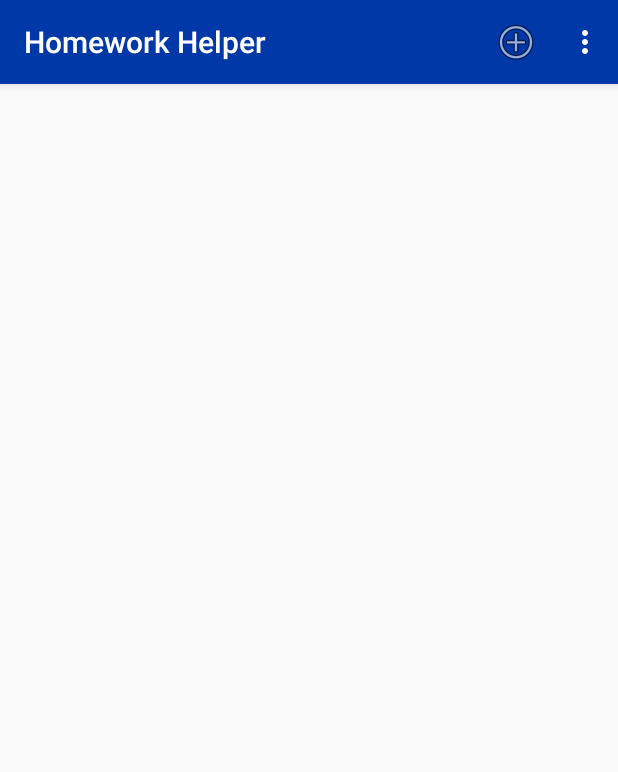
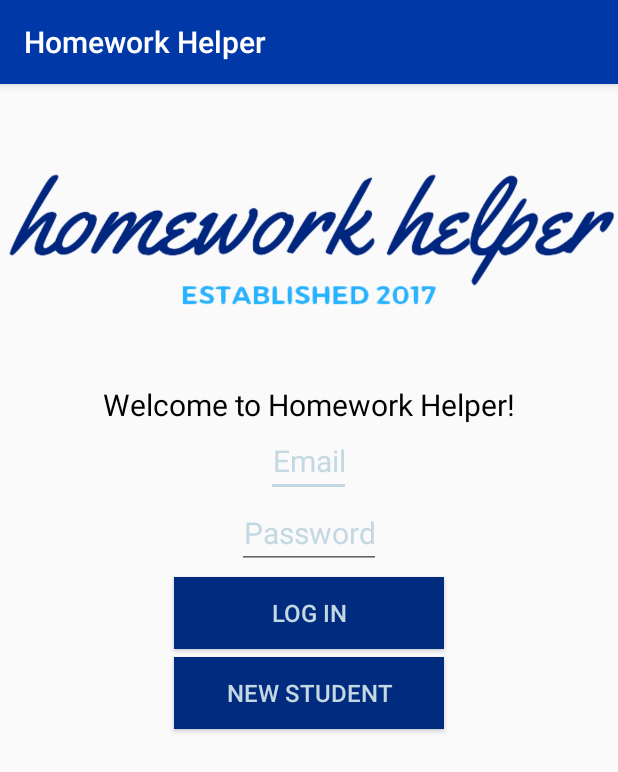
Before and after one commit to ba2364/FinalProject-BenjaminARachelM, an Android app: the screen it shows after launch (MainScreen before the commit, LogInScreen after it), on a phone screen of 412 x 824 dp. Shown: the top 772 px of the screen. Run offline under Robolectric (Android 15) with nearby library versions, the phone set to English and light mode, and no system bars; our stand-ins replace Firebase (no records; nobody signed in at launch, a user with empty details on screens opened directly).

Commit message:
Added Splash login activity. Changes made to the reading and writng of firebase so that it reads to the specific user profile. Added notes in Assignment Holder to do the Case Switch for the icons with the assignment

```diff
--- a/app/build.gradle
+++ b/app/build.gradle
@@ -36,4 +36,5 @@ dependencies {
 }
 
 
+
 apply plugin: 'com.google.gms.google-services'
--- a/app/src/main/java/com/ba2364/finalproject_benjaminarachelm/LogInScreen.java
+++ b/app/src/main/java/com/ba2364/finalproject_benjaminarachelm/LogInScreen.java
@@ -1,5 +1,6 @@
 package com.ba2364.finalproject_benjaminarachelm;
 
+import android.content.Intent;
 import android.os.Bundle;
 import android.support.annotation.NonNull;
 import android.support.v7.app.AppCompatActivity;
@@ -17,7 +18,8 @@ public class LogInScreen extends AppCompatActivity {
     private EditText usernameEnter;
     private EditText pwordEnter;
 
-    private FirebaseAuth mAuth;
+    private FirebaseAuth mAuth; // do we need = FirebaseAuth.getInstance();
+
 
     @Override
     protected void onCreate(Bundle savedInstanceState) {
@@ -27,7 +29,7 @@ public class LogInScreen extends AppCompatActivity {
         usernameEnter = (EditText) findViewById(R.id.usernameEnter);
         pwordEnter = (EditText) findViewById(R.id.pwordEnter);
 
-        mAuth = FirebaseAuth.getInstance();
+        mAuth = FirebaseAuth.getInstance(); // oh, its here, i dont know if it matters
     }
 
     public void logIn(View view) {
@@ -43,6 +45,7 @@ public class LogInScreen extends AppCompatActivity {
                         } else {
                             Toast.makeText(LogInScreen.this, task.getResult().getUser().getEmail() + " log-in successful",
                                     Toast.LENGTH_SHORT).show();
+                            startActivity(new Intent(LogInScreen.this, SplashActivity.class));
                             finish();
                         }
 
@@ -63,6 +66,7 @@ public class LogInScreen extends AppCompatActivity {
                         } else {
                             Toast.makeText(LogInScreen.this, task.getResult().getUser().getEmail() + " sign-up successful",
                                     Toast.LENGTH_SHORT).show();
+                            startActivity(new Intent(LogInScreen.this, SplashActivity.class));
                             finish();
                         }
 
--- a/app/src/main/java/com/ba2364/finalproject_benjaminarachelm/MainScreen.java
+++ b/app/src/main/java/com/ba2364/finalproject_benjaminarachelm/MainScreen.java
@@ -16,9 +16,9 @@ public class MainScreen extends AppCompatActivity {
 
     private RecyclerView recyclerView;
     private AssignmentAdapter assignmentAdapter;
-    private DatabaseReference assignmentRef = FirebaseDatabase.getInstance().getReference("assignment");
+    private FirebaseAuth auth = FirebaseAuth.getInstance(); // moved this up a line to be above Database Reference
+    private DatabaseReference assignmentRef = FirebaseDatabase.getInstance().getReference(auth.getCurrentUser().getUid() + "/assignment"); // replaced ("assignment")
     private FirebaseDatabase database = FirebaseDatabase.getInstance();
-    private FirebaseAuth auth = FirebaseAuth.getInstance();
     private FirebaseAuth.AuthStateListener authListener;
 
 
--- /dev/null
+++ b/app/src/main/java/com/ba2364/finalproject_benjaminarachelm/SplashActivity.java
@@ -0,0 +1,46 @@
+package com.ba2364.finalproject_benjaminarachelm;
+
+import android.content.Intent;
+import android.os.Bundle;
+import android.support.annotation.NonNull;
+import android.support.v7.app.AppCompatActivity;
+
+import com.google.firebase.auth.FirebaseAuth;
+import com.google.firebase.auth.FirebaseUser;
+
+public class SplashActivity extends AppCompatActivity {
+
+    private FirebaseAuth mAuth = FirebaseAuth.getInstance();
+    private FirebaseAuth.AuthStateListener mAuthListener;
+
+    @Override
+    protected void onCreate(Bundle savedInstanceState) {
+        super.onCreate(savedInstanceState);
+        setContentView(R.layout.activity_splash);
+
+        mAuthListener = new FirebaseAuth.AuthStateListener() {
+            @Override
+            public void onAuthStateChanged(@NonNull FirebaseAuth firebaseAuth) {
+                FirebaseUser user = firebaseAuth.getCurrentUser();
+                if (user == null)
+                    startActivity(new Intent(SplashActivity.this, LogInScreen.class));
+                else
+                    startActivity(new Intent(SplashActivity.this, MainScreen.class));
+                finish();
+            }
+        };
+
+    }
+
+    @Override
+    protected void onStart() {
+        super.onStart();
+        mAuth.addAuthStateListener(mAuthListener);
+    }
+
+    @Override
+    public void onStop() {
+        super.onStop();
+        mAuth.removeAuthStateListener(mAuthListener);
+    }
+}
```
Also changed, not shown: app/src/main/AndroidManifest.xml (+6 -5 lines), app/src/main/java/com/ba2364/finalproject_benjaminarachelm/AssignmentHolder.java (+5 -2 lines), app/src/main/java/com/ba2364/finalproject_benjaminarachelm/MakeAssignment.java (+7 -8 lines), app/src/main/res/layout/activity_splash.xml (added, +8 -0 lines).
